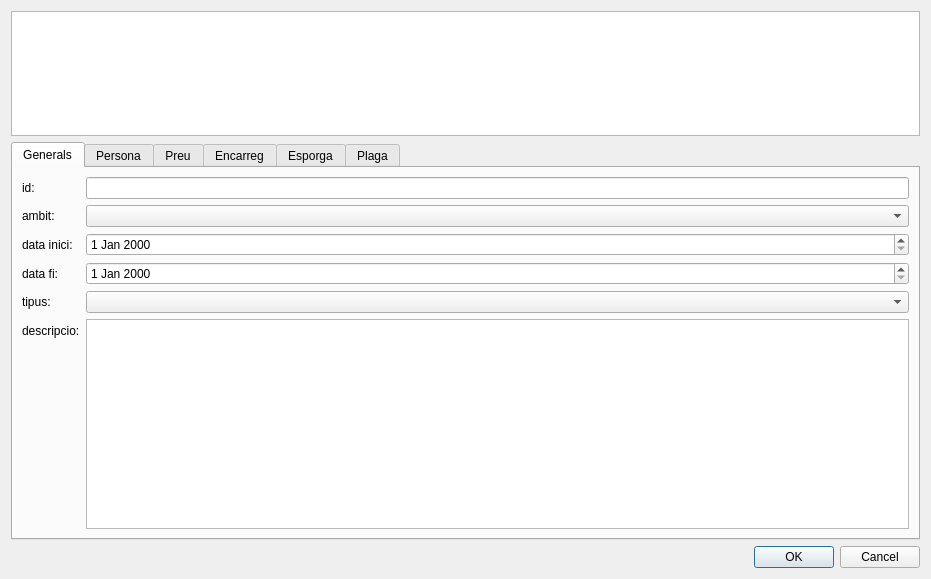
psigcat/ctbb_treballs_jardineria, file ctbb_treballs_jardineria_dialog_base.ui: the form before one commit.
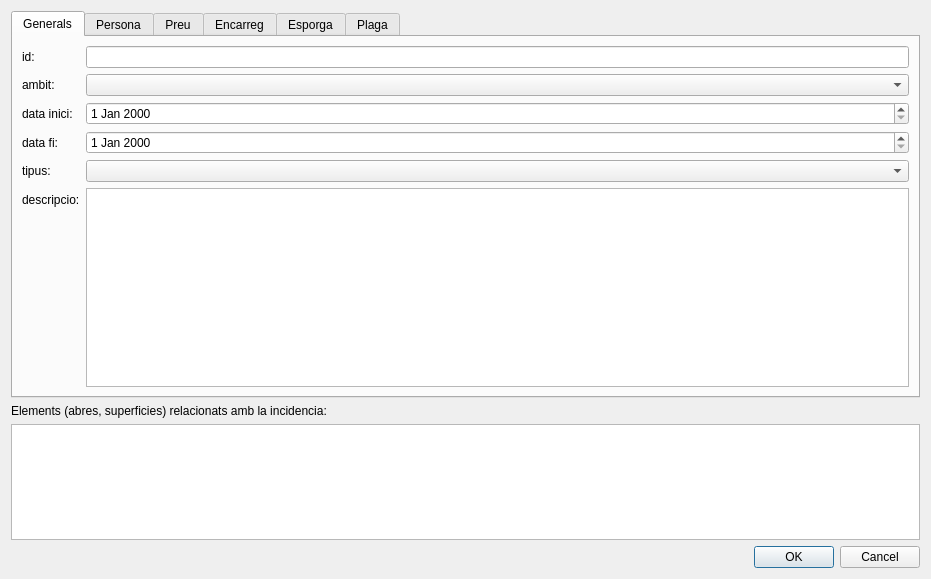
The form after the commit. The open tabs and pages were chosen to show the change.

Commit message: CTBB 15/11: limit selection to abres, lines, punts i superficies. save new incidencia. load incidencies existents

```diff
--- a/ctbb_treballs_jardineria_dialog_base.ui
+++ b/ctbb_treballs_jardineria_dialog_base.ui
@@ -14,22 +14,6 @@
    <string>Dialog</string>
   </property>
   <layout class="QVBoxLayout" name="verticalLayout">
-   <item>
-    <widget class="QTableView" name="tbl_main">
-     <property name="alternatingRowColors">
-      <bool>true</bool>
-     </property>
-     <property name="selectionMode">
-      <enum>QAbstractItemView::SingleSelection</enum>
-     </property>
-     <property name="selectionBehavior">
-      <enum>QAbstractItemView::SelectRows</enum>
-     </property>
-     <property name="sortingEnabled">
-      <bool>true</bool>
-     </property>
-    </widget>
-   </item>
    <item>
     <widget class="QTabWidget" name="tabWidget">
      <property name="currentIndex">
@@ -423,6 +407,29 @@
      </widget>
     </widget>
    </item>
+   <item>
+    <widget class="QLabel" name="label_31">
+     <property name="text">
+      <string>Elements (abres, superficies) relacionats amb la incidencia:</string>
+     </property>
+    </widget>
+   </item>
+   <item>
+    <widget class="QTableView" name="tbl_main">
+     <property name="alternatingRowColors">
+      <bool>true</bool>
+     </property>
+     <property name="selectionMode">
+      <enum>QAbstractItemView::SingleSelection</enum>
+     </property>
+     <property name="selectionBehavior">
+      <enum>QAbstractItemView::SelectRows</enum>
+     </property>
+     <property name="sortingEnabled">
+      <bool>true</bool>
+     </property>
+    </widget>
+   </item>
    <item>
     <widget class="QDialogButtonBox" name="buttonBox">
      <property name="orientation">
```
Left out of the diff: 8 changed lines with no effect on the pictures. The commit also changes 6 other files.
